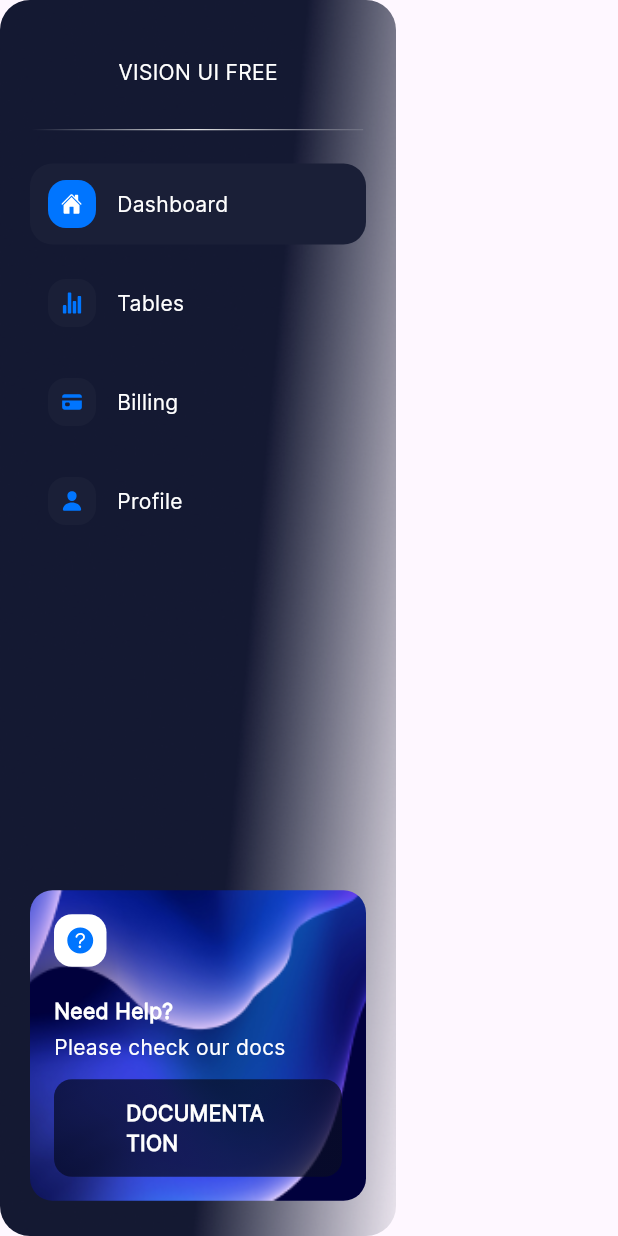
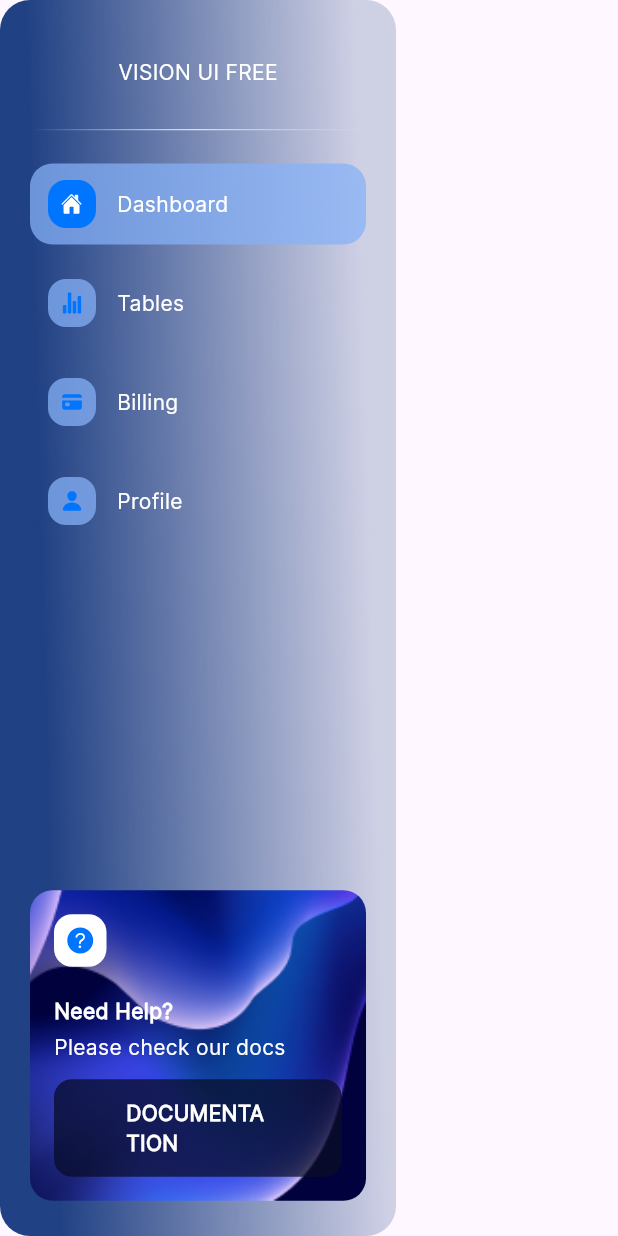
Before and after one commit to MohamedAbdelmaboud/vision_ui, a Flutter app: the CustomDrawer widget shown alone on an empty page, opened directly, on a phone screen of 412 x 824 dp. Run offline on Flutter 3.47's test engine with Material 3 defaults, Android fonts, the phone set to English and light mode, and no system bars; our stand-ins replace device_preview, fl_chart, flutter_advanced_switch, flutter_bloc, flutter_svg, flutter_switch and 3 more; project files that could hold a hidden picture were left out.

Commit message:
- add theme to drawer - add drwer background

```diff
--- a/lib/core/extensions/dark_theme_extension.dart
+++ b/lib/core/extensions/dark_theme_extension.dart
@@ -11,4 +11,5 @@ final darkThemeEx = CustomThemeExtension(
     AppDarkColors.commonGradiant2,
   ],
   subTitleColor: AppDarkColors.greyColor,
+  drawerItemColor: AppDarkColors.dashboardActiveItemColor,
 );
--- a/lib/core/extensions/light_theme_extension.dart
+++ b/lib/core/extensions/light_theme_extension.dart
@@ -11,4 +11,5 @@ final lightThemeEx = CustomThemeExtension(
     AppLightColors.commonGredient2,
   ],
   subTitleColor: AppLightColors.subtitleColor,
+  drawerItemColor: AppLightColors.commonGredient1,
 );
--- a/lib/core/utils/app_images.dart
+++ b/lib/core/utils/app_images.dart
@@ -97,6 +97,10 @@ class Assets {
   /// Assets for assetsImagesDrawerBackground
   /// assets/images/drawer_background.png
   static const String assetsImagesDrawerBackground = "assets/images/drawer_background.png";
+
+  /// Assets for assetsImagesDrawerBackgroundLight
+  /// assets/images/drawer_background_light.png
+  static const String assetsImagesDrawerBackgroundLight = "assets/images/drawer_background_light.png";
 
   /// Assets for assetsImagesError
   /// assets/images/error.svg
--- a/lib/core/widgets/custom_drawer.dart
+++ b/lib/core/widgets/custom_drawer.dart
@@ -1,5 +1,7 @@
 import 'package:flutter/material.dart';
+import 'package:flutter_bloc/flutter_bloc.dart';
 
+import '../../features/dashboard/logic/theme_cubit/theme_cubit.dart';
 import '../utils/app_images.dart';
 import 'drawer_body.dart';
 
@@ -10,19 +12,26 @@ class CustomDrawer extends StatelessWidget {
 
   @override
   Widget build(BuildContext context) {
-    return Container(
-      width: 264,
-      decoration: buildDrawerDecoration(),
-      child: const DrawerBody(),
+    return BlocBuilder<ThemeCubit, ThemeState>(
+      builder: (context, state) {
+        return AnimatedContainer(
+          duration: const Duration(milliseconds: 500),
+          width: 264,
+          decoration: buildDrawerDecoration(context),
+          child: const DrawerBody(),
+        );
+      },
     );
   }
 
-  BoxDecoration buildDrawerDecoration() {
+  BoxDecoration buildDrawerDecoration(BuildContext context) {
     return BoxDecoration(
       borderRadius: BorderRadius.circular(20),
-      image: const DecorationImage(
+      image: DecorationImage(
         image: AssetImage(
-          Assets.assetsImagesDrawerBackground,
+          isDarkMode(context)
+              ? Assets.assetsImagesDrawerBackground
+              : Assets.assetsImagesDrawerBackgroundLight,
         ),
         fit: BoxFit.cover,
       ),
--- a/lib/features/dashboard/ui/widgets/dashboard_icon_component.dart
+++ b/lib/features/dashboard/ui/widgets/dashboard_icon_component.dart
@@ -1,5 +1,6 @@
 import 'package:flutter/material.dart';
 
+import '../../../../core/extensions/context_colors_extension.dart';
 import '../../../../core/themes/app_dark_colors.dart';
 import 'dashboard_icon.dart';
 
@@ -21,7 +22,7 @@ class DashboardIconComponent extends StatelessWidget {
         borderRadius: BorderRadius.circular(12),
         color: isActivated
             ? AppDarkColors.activeIconColor
-            : AppDarkColors.inactiveIconColor,
+            : context.theme.drawerItemColor,
       ),
       child: DashboardIcon(
         icon: icon,
--- a/lib/features/dashboard/ui/widgets/drawer_item.dart
+++ b/lib/features/dashboard/ui/widgets/drawer_item.dart
@@ -1,7 +1,7 @@
 import 'package:flutter/material.dart';
 import 'package:gap/gap.dart';
 
-import '../../../../core/themes/app_dark_colors.dart';
+import '../../../../core/extensions/context_colors_extension.dart';
 import '../../data/models/dashboard_item_model.dart';
 import 'dashboard_icon_component.dart';
 import 'dashboard_item_text.dart';
@@ -21,7 +21,7 @@ class DrawerItem extends StatelessWidget {
       height: 54,
       padding: const EdgeInsets.symmetric(horizontal: 12),
       decoration: BoxDecoration(
-        color: isActivated ? AppDarkColors.dashboardActiveItemColor : null,
+        color: isActivated ? context.theme.drawerItemColor : null,
         borderRadius: BorderRadius.circular(15),
       ),
       child: Row(
```
Also changed, not shown: lib/core/extensions/custom_theme_extension.dart (+13 -10 lines), assets/images/drawer_background_light.png (added).
